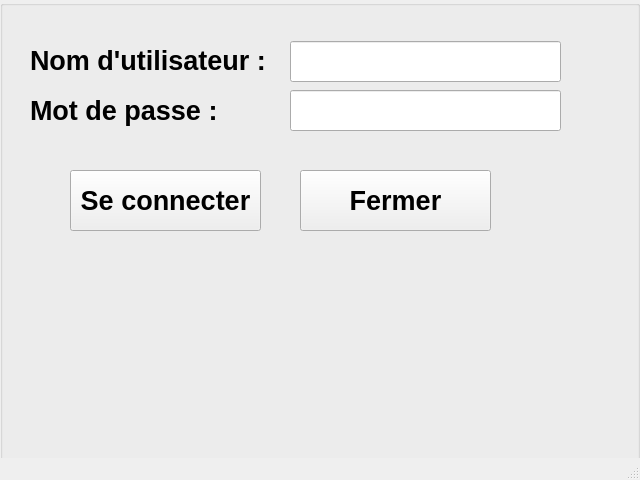
Qt form Locker/Locker/mainwindow.ui (maxjbs93/Locker) before a commit.
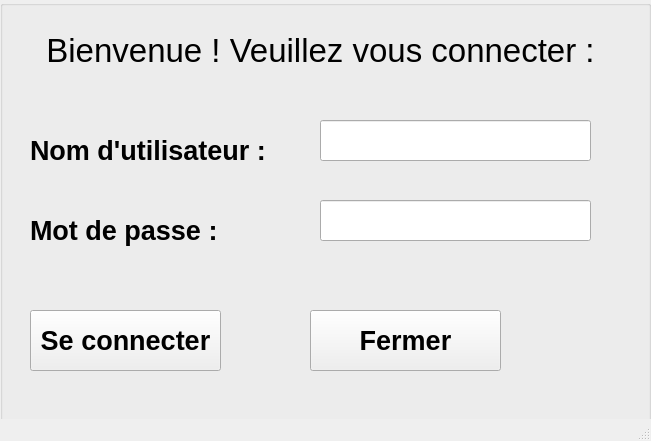
The same form after that commit.

```diff
--- a/Locker/Locker/mainwindow.ui
+++ b/Locker/Locker/mainwindow.ui
@@ -6,8 +6,8 @@
    <rect>
     <x>0</x>
     <y>0</y>
-    <width>640</width>
-    <height>480</height>
+    <width>651</width>
+    <height>441</height>
    </rect>
   </property>
   <property name="windowTitle">
@@ -19,8 +19,8 @@
      <rect>
       <x>0</x>
       <y>0</y>
-      <width>640</width>
-      <height>480</height>
+      <width>651</width>
+      <height>441</height>
      </rect>
     </property>
     <property name="title">
@@ -30,7 +30,7 @@
      <property name="geometry">
       <rect>
        <x>30</x>
-       <y>40</y>
+       <y>130</y>
        <width>251</width>
        <height>41</height>
       </rect>
@@ -49,7 +49,7 @@
      <property name="geometry">
       <rect>
        <x>30</x>
-       <y>90</y>
+       <y>210</y>
        <width>251</width>
        <height>41</height>
       </rect>
@@ -67,8 +67,8 @@
     <widget class="QLineEdit" name="lineEdit_username">
      <property name="geometry">
       <rect>
-       <x>290</x>
-       <y>41</y>
+       <x>320</x>
+       <y>120</y>
        <width>271</width>
        <height>41</height>
       </rect>
@@ -86,8 +86,8 @@
     <widget class="QLineEdit" name="lineEdit_password">
      <property name="geometry">
       <rect>
-       <x>290</x>
-       <y>90</y>
+       <x>320</x>
+       <y>200</y>
        <width>271</width>
        <height>41</height>
       </rect>
@@ -108,8 +108,8 @@
     <widget class="QPushButton" name="pushButton_login">
      <property name="geometry">
       <rect>
-       <x>70</x>
-       <y>170</y>
+       <x>30</x>
+       <y>310</y>
        <width>191</width>
        <height>61</height>
       </rect>
@@ -127,8 +127,8 @@
     <widget class="QPushButton" name="pushButton_cancel">
      <property name="geometry">
       <rect>
-       <x>300</x>
-       <y>170</y>
+       <x>310</x>
+       <y>310</y>
        <width>191</width>
        <height>61</height>
       </rect>
@@ -143,6 +143,30 @@
       <string>Fermer</string>
      </property>
     </widget>
+    <widget class="QLabel" name="label_3">
+     <property name="geometry">
+      <rect>
+       <x>10</x>
+       <y>20</y>
+       <width>621</width>
+       <height>61</height>
+      </rect>
+     </property>
+     <property name="font">
+      <font>
+       <pointsize>25</pointsize>
+      </font>
+     </property>
+     <property name="frameShape">
+      <enum>QFrame::Shape::NoFrame</enum>
+     </property>
+     <property name="text">
+      <string>Bienvenue ! Veuillez vous connecter :</string>
+     </property>
+     <property name="alignment">
+      <set>Qt::AlignmentFlag::AlignCenter</set>
+     </property>
+    </widget>
    </widget>
   </widget>
   <widget class="QMenuBar" name="menubar">
```
Left out of the diff: 2 changed lines with no effect on the pictures.
